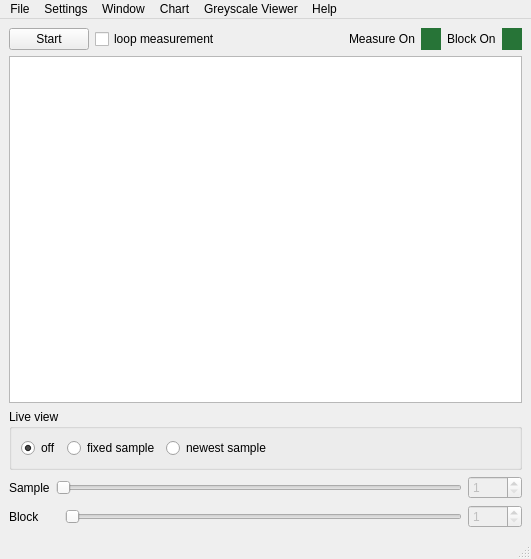
Entwicklungsburo-Stresing/EBST_CAM, file escam/mainwindow.ui: the form before one commit.
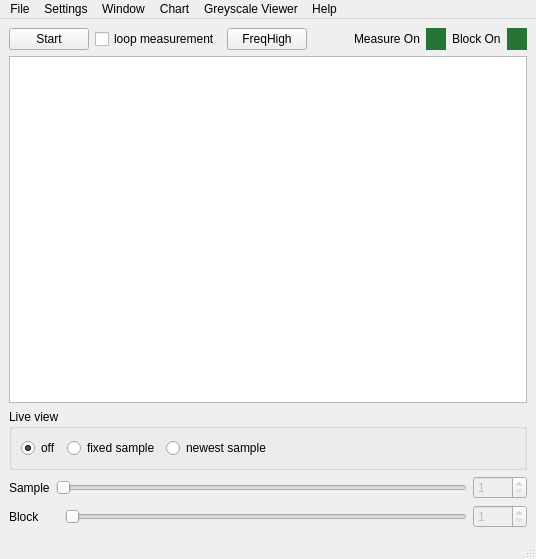
The form after the commit. Custom widgets are drawn as their Qt base class.

Commit message: Added new frequency too high dialog

What changed in the file:
```diff
--- a/escam/mainwindow.ui
+++ b/escam/mainwindow.ui
@@ -6,7 +6,7 @@
    <rect>
     <x>0</x>
     <y>0</y>
-    <width>531</width>
+    <width>536</width>
     <height>559</height>
    </rect>
   </property>
@@ -36,6 +36,13 @@
           </property>
          </widget>
         </item>
+        <item>
+         <widget class="QPushButton" name="pushButtonFreqHigh">
+          <property name="text">
+           <string>FreqHigh</string>
+          </property>
+         </widget>
+        </item>
         <item>
          <spacer name="horizontalSpacerConrols">
           <property name="orientation">
@@ -393,8 +400,8 @@
     <rect>
      <x>0</x>
      <y>0</y>
-     <width>531</width>
-     <height>21</height>
+     <width>536</width>
+     <height>22</height>
     </rect>
    </property>
    <widget class="QMenu" name="menuFile">
```
The commit also changes 2 other files.
